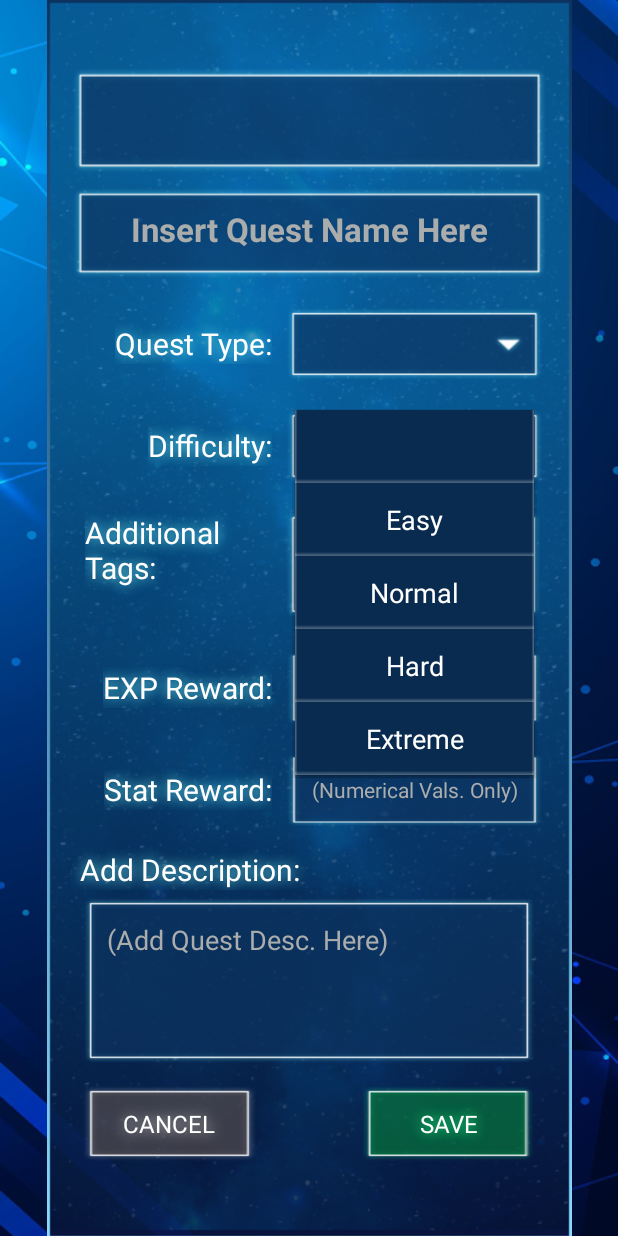
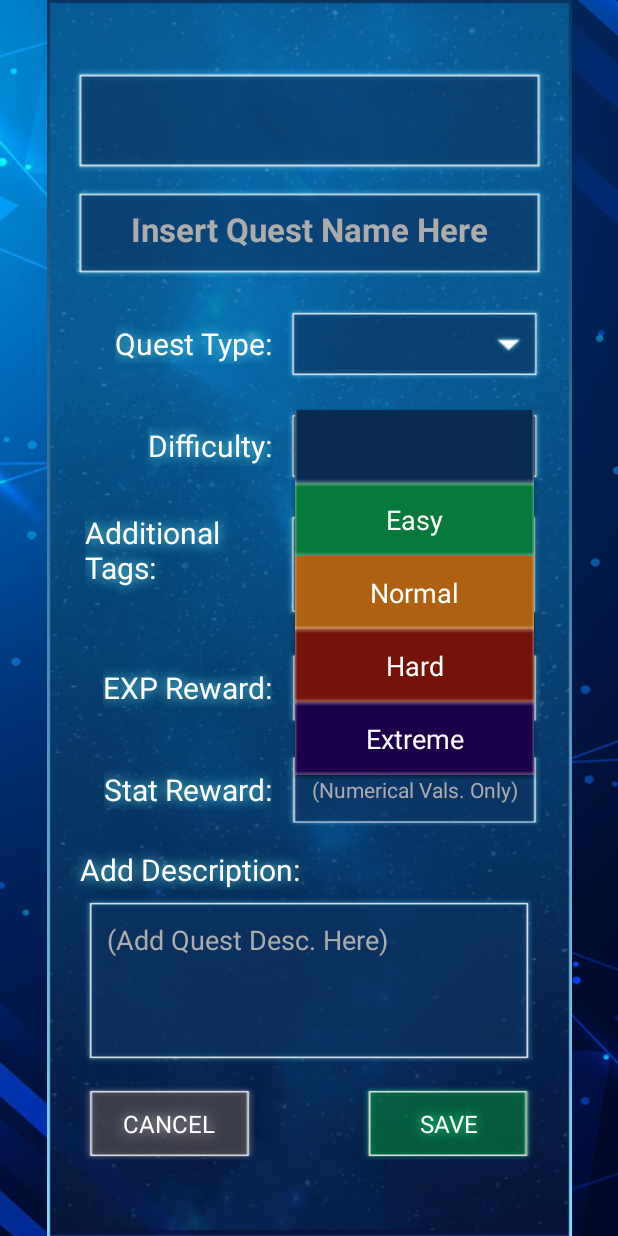
Before and after one commit to nimbus7462/solofit, an Android app built with Jetpack Compose: the AddEditQuest screen opened through its navigation route, after a tap on an icon or button, on a phone screen of 412 x 824 dp. Run offline under Robolectric (Android 15) with nearby library versions, the phone set to English and light mode, and no system bars; Roboto replaces fonts that are not available here; 1 other tap on this screen came first.

Commit message:
added difficulty colored optinos

```diff
--- a/app/src/main/java/com/example/solofit/ManageQuestFragments/AddEditQuest.kt
+++ b/app/src/main/java/com/example/solofit/ManageQuestFragments/AddEditQuest.kt
@@ -5,8 +5,10 @@ import android.os.Bundle
 import android.view.LayoutInflater
 import android.view.View
 import android.view.ViewGroup
+import android.widget.AdapterView
 import android.widget.ArrayAdapter
 import android.widget.Spinner
+import android.widget.TextView
 import androidx.activity.OnBackPressedCallback
 import androidx.fragment.app.Fragment
 import androidx.navigation.fragment.findNavController
@@ -55,7 +57,8 @@ class AddEditQuest : Fragment() {
         return binding.root
     }
 
-    override fun onViewCreated(view: View, savedInstanceState: Bundle?) {
+    override fun onViewCreated(view: View, savedInstanceState: Bundle?)
+    {
         super.onViewCreated(view, savedInstanceState)
         dbHelper = MyDatabaseHelper(requireContext())
 
@@ -68,10 +71,35 @@ class AddEditQuest : Fragment() {
         typeAdapter.setDropDownViewResource(R.layout.spinner_dropdown)
         questTypeSpinner.adapter = typeAdapter
 
-        val difficultyAdapter = ArrayAdapter(requireContext(), R.layout.selected_spinner_item, questDiff)
+//        val difficultyAdapter = ArrayAdapter(requireContext(), R.layout.selected_spinner_item, questDiff)
+//        difficultyAdapter.setDropDownViewResource(R.layout.spinner_dropdown)
+//        questDiffSpinner.adapter = difficultyAdapter
+
+        val difficultyAdapter = object : ArrayAdapter<String>(
+            requireContext(),
+            R.layout.selected_spinner_item,
+            questDiff
+        ) {
+
+            override fun getDropDownView(position: Int, convertView: View?, parent: ViewGroup): View {
+                val view = super.getDropDownView(position, convertView, parent)
+                val textView = view.findViewById<TextView>(R.id.text1)
+                applyDrawableBasedOnDifficulty(textView, getItem(position))
+                return view
+            }
+
+            private fun applyDrawableBasedOnDifficulty(textView: TextView, difficulty: String?) {
+                when (difficulty) {
+                    "Easy" -> textView.setBackgroundResource(R.drawable.bg_dropdown_item_easy)
+                    "Normal" -> textView.setBackgroundResource(R.drawable.bg_dropdown_item_normal)
+                    "Hard" -> textView.setBackgroundResource(R.drawable.bg_dropdown_item_hard)
+                    "Extreme" -> textView.setBackgroundResource(R.drawable.bg_dropdown_item_extreme)
+                    else -> textView.setBackgroundResource(R.drawable.bg_dropdown_item_default)
+                }
+            }
+        }
         difficultyAdapter.setDropDownViewResource(R.layout.spinner_dropdown)
         questDiffSpinner.adapter = difficultyAdapter
-
         binding.txvAddEditQuestHeader.text = pageHeader
         binding.edtQuestName.setText(questTitle)
         binding.edtExtraTags.setText(questExtraTags)
@@ -144,6 +172,19 @@ class AddEditQuest : Fragment() {
         binding.btnGoBack.setOnClickListener {
             binding.cloConfirmation.visibility = View.INVISIBLE
             binding.viewBackgroundBlocker.visibility = View.INVISIBLE
+        }
+        binding.spnDifficulty.onItemSelectedListener = object : AdapterView.OnItemSelectedListener {
+            override fun onItemSelected(parent: AdapterView<*>, view: View?, position: Int, id: Long) {
+                when (binding.spnDifficulty.selectedItem.toString()) {
+                    "Easy" -> binding.spnDifficulty.setBackgroundResource(R.drawable.bg_dropdown_easy)
+                    "Normal" -> binding.spnDifficulty.setBackgroundResource(R.drawable.bg_dropdown_normal)
+                    "Hard" -> binding.spnDifficulty.setBackgroundResource(R.drawable.bg_dropdown_hard)
+                    "Extreme" -> binding.spnDifficulty.setBackgroundResource(R.drawable.bg_dropdown_extreme)
+                    else -> binding.spnDifficulty.setBackgroundResource(R.drawable.bg_dropdown)
+                }
+            }
+
+            override fun onNothingSelected(parent: AdapterView<*>?) {}
         }
     }
 
--- a/app/src/main/res/layout/fragment_manage_quest.xml
+++ b/app/src/main/res/layout/fragment_manage_quest.xml
@@ -117,7 +117,7 @@
         android:id="@+id/cloConfirmation"
         android:layout_width="0dp"
         android:layout_height="0dp"
-        android:visibility="gone"
+        android:visibility="invisible"
         app:layout_constraintBottom_toBottomOf="parent"
         app:layout_constraintEnd_toEndOf="parent"
         app:layout_constraintHorizontal_bias="0.0"
@@ -136,10 +136,8 @@
             android:padding="15dp"
             app:layout_constraintBottom_toBottomOf="parent"
             app:layout_constraintEnd_toEndOf="parent"
-            app:layout_constraintHorizontal_bias="1.0"
             app:layout_constraintStart_toStartOf="parent"
-            app:layout_constraintTop_toTopOf="parent"
-            app:layout_constraintVertical_bias="0.933">
+            app:layout_constraintTop_toTopOf="parent">
 
             <TextView
                 android:id="@+id/txvConfirmationMsg"
--- a/app/src/main/res/layout/selected_spinner_item.xml
+++ b/app/src/main/res/layout/selected_spinner_item.xml
@@ -1,5 +1,6 @@
 <?xml version="1.0" encoding="utf-8"?>
 <TextView xmlns:android="http://schemas.android.com/apk/res/android"
+    android:id="@+id/tvDifficultyLabel"
     android:layout_width="match_parent"
     android:layout_height="wrap_content"
     android:fontFamily="@font/schibsted_grotesk"
--- a/app/src/main/res/layout/spinner_dropdown.xml
+++ b/app/src/main/res/layout/spinner_dropdown.xml
@@ -1,8 +1,9 @@
 <?xml version="1.0" encoding="utf-8"?>
 <TextView xmlns:android="http://schemas.android.com/apk/res/android"
+    android:id="@+id/text1"
     android:layout_width="match_parent"
     android:layout_height="wrap_content"
-    android:background="@drawable/bg_dropdown_item"
+    android:background="@drawable/bg_dropdown_item_default"
     android:gravity="center"
     android:padding="12dp"
     android:shadowColor="@color/cyan"
```
Also changed, not shown: app/src/main/res/drawable/bg_dropdown_easy.png (added), app/src/main/res/drawable/bg_dropdown_extreme.png (added), app/src/main/res/drawable/bg_dropdown_hard.png (added), app/src/main/res/drawable/bg_dropdown_item_default.png (renamed from app/src/main/res/drawable/bg_dropdown_item.png), app/src/main/res/drawable/bg_dropdown_item_easy.png (added), app/src/main/res/drawable/bg_dropdown_item_extreme.png (added), app/src/main/res/drawable/bg_dropdown_item_hard.png (added), app/src/main/res/drawable/bg_dropdown_item_normal.png (added), app/src/main/res/drawable/bg_dropdown_normal.png (added).
